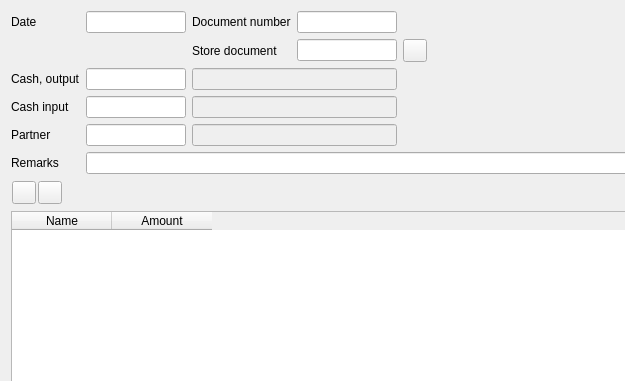
The window that FrontDesk/c5cashdoc.ui (End1-1/Cafe5) describes before a commit, drawn with Qt 5; both pictures show x 0 to 625 and y 0 to 381 of the 713 by 538 pixel window.
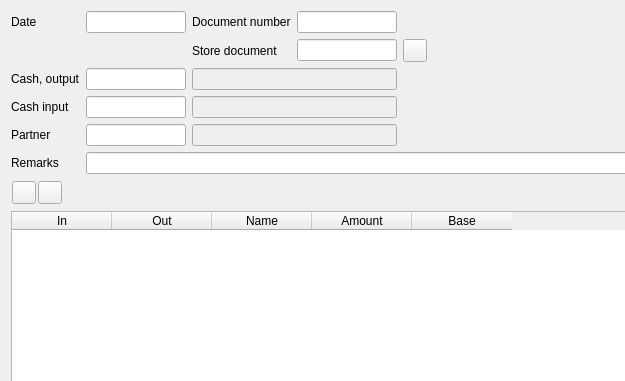
The same window after the commit. Icons and pictures are not drawn. Custom widgets are drawn as their Qt base class.

What changed in the file:
```diff
--- a/FrontDesk/c5cashdoc.ui
+++ b/FrontDesk/c5cashdoc.ui
@@ -81,6 +81,16 @@
       </item>
       <item row="0" column="0" colspan="3">
        <widget class="C5TableWidget" name="tbl">
+        <column>
+         <property name="text">
+          <string>In</string>
+         </property>
+        </column>
+        <column>
+         <property name="text">
+          <string>Out</string>
+         </property>
+        </column>
         <column>
          <property name="text">
           <string>Name</string>
@@ -91,6 +101,11 @@
           <string>Amount</string>
          </property>
         </column>
+        <column>
+         <property name="text">
+          <string>Base</string>
+         </property>
+        </column>
        </widget>
       </item>
      </layout>
@@ -295,6 +310,11 @@
   </layout>
  </widget>
  <customwidgets>
+  <customwidget>
+   <class>C5DateEdit</class>
+   <extends>QLineEdit</extends>
+   <header location="global">c5dateedit.h</header>
+  </customwidget>
   <customwidget>
    <class>C5LineEdit</class>
    <extends>QLineEdit</extends>
@@ -310,11 +330,6 @@
    <extends>QTableWidget</extends>
    <header location="global">c5tablewidget.h</header>
   </customwidget>
-  <customwidget>
-   <class>C5DateEdit</class>
-   <extends>QLineEdit</extends>
-   <header location="global">c5dateedit.h</header>
-  </customwidget>
  </customwidgets>
  <resources>
   <include location="../resources/res.qrc"/>
```
